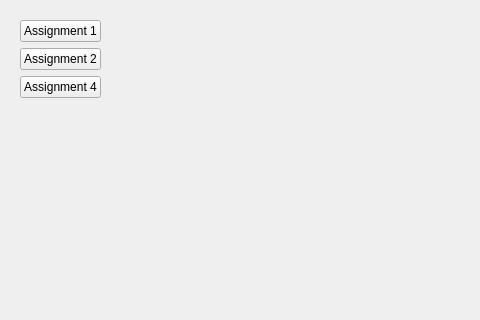
The window that resources/widget/MayaPyHomeWidget/Widget.ui (Calvin1921/Minions_land) describes before a commit, drawn with Qt 5; both pictures show x 0 to 480 and y 0 to 320 of the 608 by 422 pixel window.
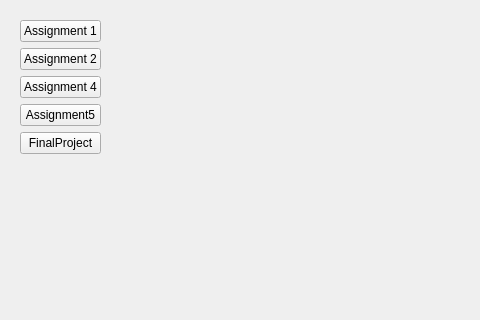
The same window after the commit.

Patch:
```diff
--- a/resources/widget/MayaPyHomeWidget/Widget.ui
+++ b/resources/widget/MayaPyHomeWidget/Widget.ui
@@ -38,6 +38,20 @@
         </property>
        </widget>
       </item>
+      <item>
+       <widget class="QPushButton" name="assignment5Btn">
+        <property name="text">
+         <string>Assignment5</string>
+        </property>
+       </widget>
+      </item>
+      <item>
+       <widget class="QPushButton" name="finalProjectBtn">
+        <property name="text">
+         <string>FinalProject</string>
+        </property>
+       </widget>
+      </item>
       <item>
        <spacer name="verticalSpacer">
         <property name="orientation">
```
